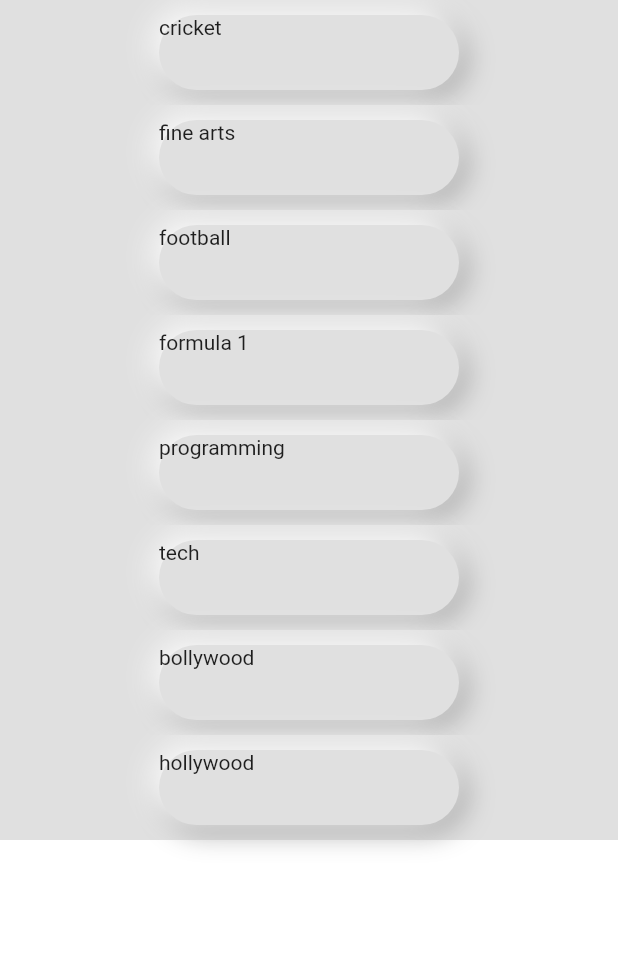
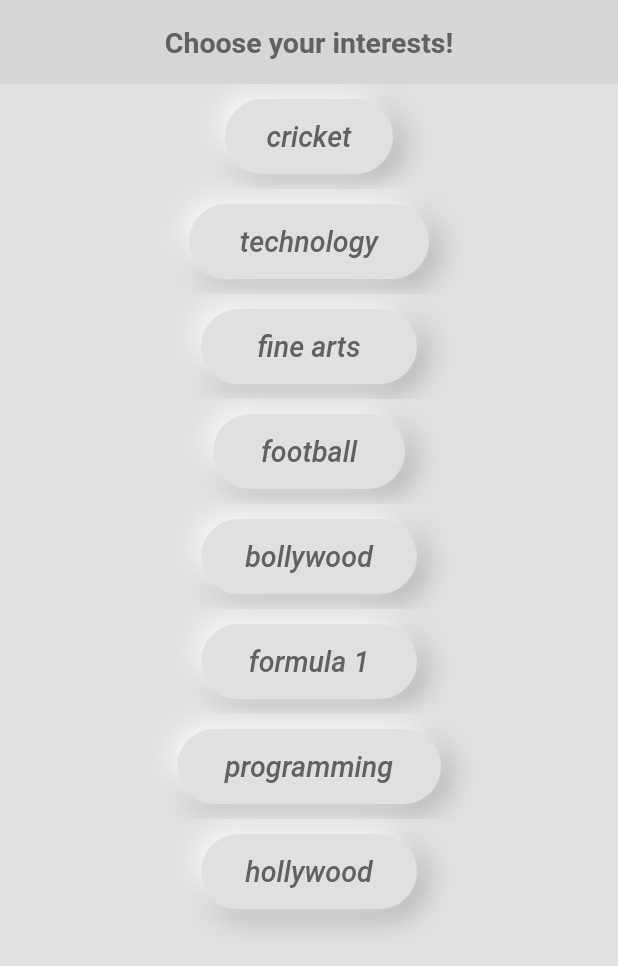
Before and after one commit to sanidhyas3s/auito_personal, a Flutter app: the screen it shows after launch, on a phone screen of 412 x 824 dp. Shown: the top 966 px of the screen. Run offline on Flutter 3.47's test engine with Material 2 defaults, Android fonts, the phone set to English and light mode, and no system bars; our stand-ins replace webview_flutter, youtube_player_flutter.

Commit message:
modified the button style and fonts

```diff
--- a/week2/lib/interest_button.dart
+++ b/week2/lib/interest_button.dart
@@ -1,3 +1,4 @@
+import 'package:flutter/cupertino.dart';
 import 'package:flutter/material.dart';
 import 'interests.dart';
 
@@ -25,10 +26,18 @@ class _InterestButtonState extends State<InterestButton> {
           },
           child: Center(
             child: AnimatedContainer(
-              child: Text(interest.name),
+              child: Center(child: Text(
+                  interest.name,
+                  style: TextStyle(
+                    fontSize: 19,
+                    fontWeight: FontWeight.w500,
+                    fontStyle: FontStyle.italic,
+                    color: Colors.grey[700]
+                  ),
+              )),
               duration: const Duration(milliseconds: 300),
               height: 50,
-              width: 200,
+              width: (16.0*(interest.name.length)),
               decoration: BoxDecoration(
                 color: Colors.grey[300],
                 borderRadius: BorderRadius.circular(50),
--- a/week2/lib/main.dart
+++ b/week2/lib/main.dart
@@ -1,3 +1,4 @@
+// ignore_for_file: prefer_const_constructors
 import 'package:flutter/material.dart';
 import 'interests.dart';
 import 'interest_button.dart';
@@ -19,19 +20,32 @@ class _InterestsSelectionState extends State<InterestsSelection> {
 
   List <Interest> interests = [
     Interest(name: 'cricket'),
+    Interest(name: 'technology'),
     Interest(name: 'fine arts'),
     Interest(name: 'football'),
+    Interest(name: 'bollywood'),
     Interest(name: 'formula 1'),
     Interest(name: 'programming'),
-    Interest(name: 'tech'),
-    Interest(name: 'bollywood'),
     Interest(name: 'hollywood')
   ];
 
   @override
   Widget build(BuildContext context) {
     return Scaffold(
-      backgroundColor: Colors.white,
+      appBar: AppBar(
+        backgroundColor: Colors.grey[350],
+        title: Text(
+          'Choose your interests!',
+          style: TextStyle(
+            fontSize: 19,
+            fontWeight: FontWeight.bold,
+            //fontStyle: FontStyle.italic,
+            color: Colors.grey[700]
+        ),),
+        centerTitle: true,
+        elevation: 0,
+      ),
+      backgroundColor: Colors.grey[300],
       body: Column(
         children: interests.map((interest) => InterestButton(interest:interest)).toList(),
       ),
```
